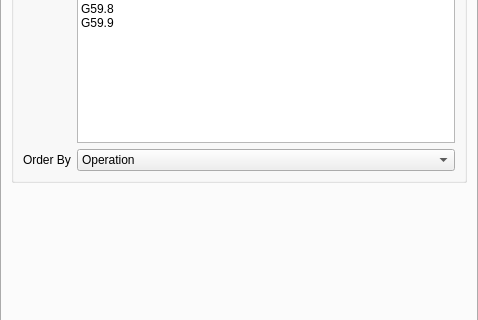
First picture: the form in src/Mod/Path/Gui/Resources/panels/PathEdit.ui, repository berndhahnebach/All_FreeCAD, before the edit; both pictures show x 0 to 478 and y 369 to 689 of the 478 by 1310 pixel window.
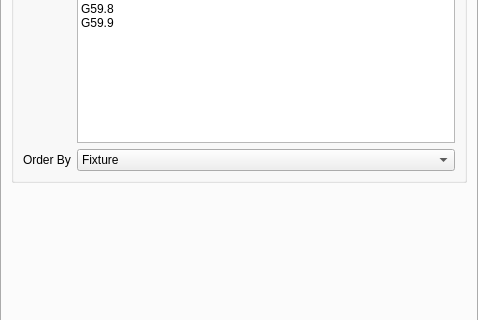
Second picture: the form after the edit. The open tabs and pages were chosen to show the change. Icons and pictures are not drawn. Custom widgets are drawn as their Qt base class.

Commit message: Path: GUI for fixture support working

The edit to the form file:
```diff
--- a/src/Mod/Path/Gui/Resources/panels/PathEdit.ui
+++ b/src/Mod/Path/Gui/Resources/panels/PathEdit.ui
@@ -205,12 +205,7 @@
         <widget class="QComboBox" name="orderBy">
          <item>
           <property name="text">
-           <string>Operation</string>
-          </property>
-         </item>
-         <item>
-          <property name="text">
-           <string>Work Coordinate System</string>
+           <string>Fixture</string>
           </property>
          </item>
          <item>
```
Left out of the diff: 7 changed lines with no effect on the pictures. The commit also changes 1 other file.
